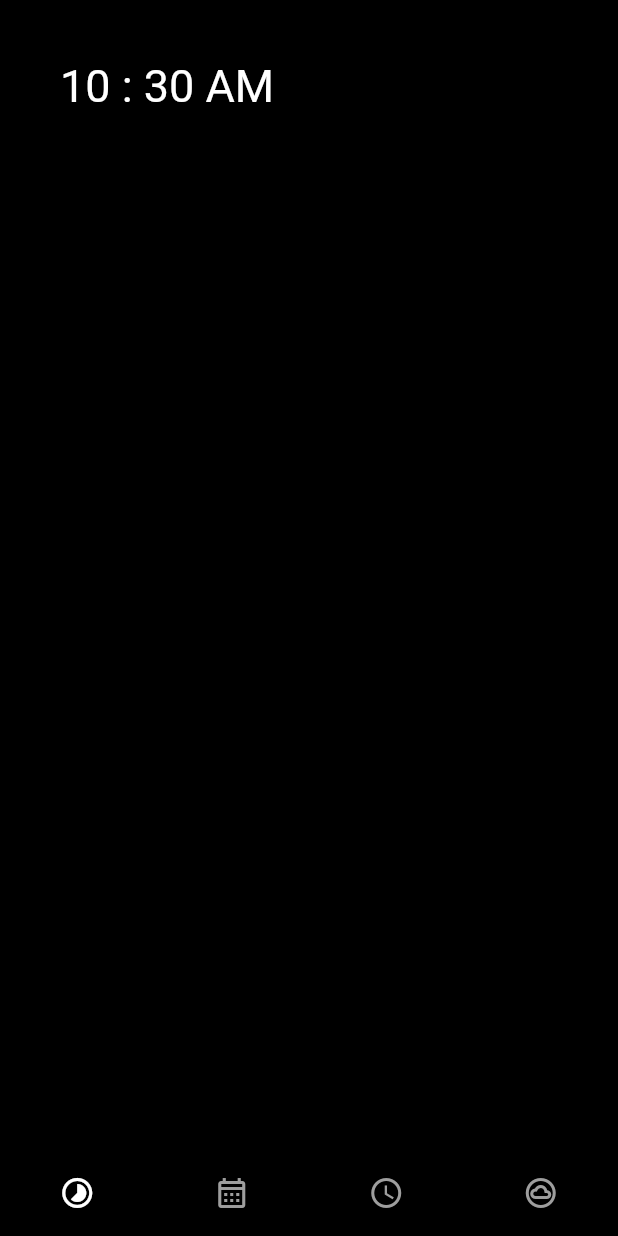
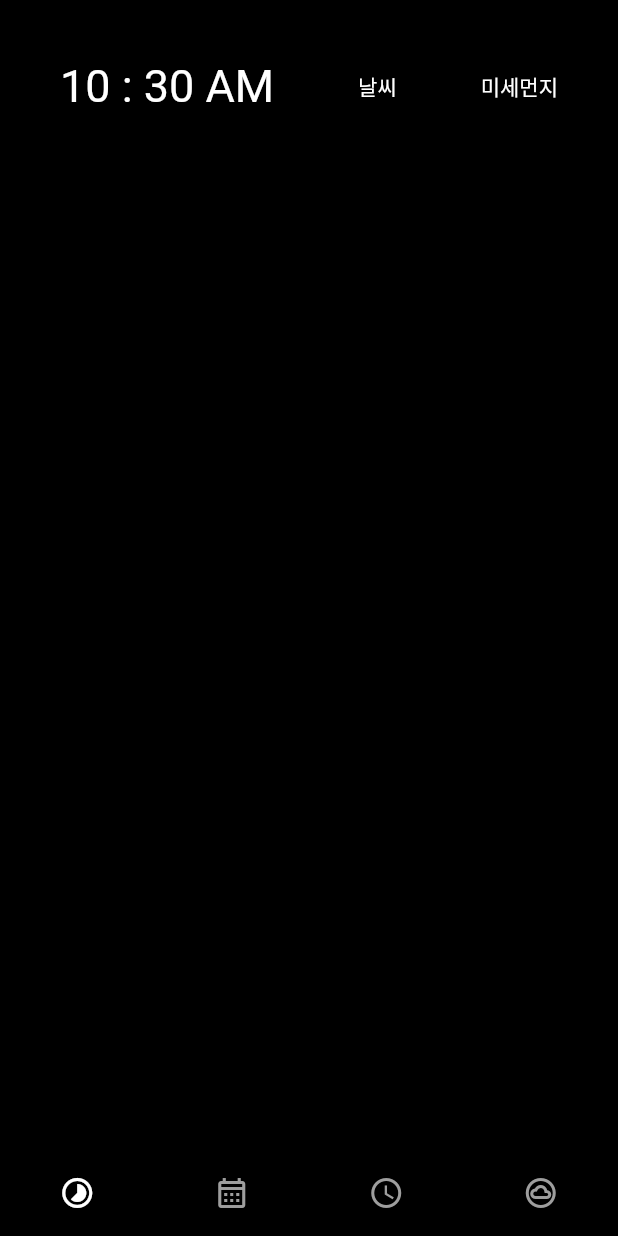
Before and after one commit to songsh927/SmartmirrorWeb, a Flutter app: the screen it shows after launch, on a phone screen of 412 x 824 dp. Run offline on Flutter 3.47's test engine with Material 2 defaults, Android fonts, the phone set to English and light mode, and no system bars; our stand-ins replace date_format, timer_builder.

Commit message:
리팩터링(페이지분리,스타일분리 22.03.08)

```diff
--- a/lib/main.dart
+++ b/lib/main.dart
@@ -1,7 +1,9 @@
 import 'package:flutter/material.dart';
-import 'package:timer_builder/timer_builder.dart';
-import 'package:date_format/date_format.dart';
-import 'package:intl/intl.dart';
+import 'package:smartmirror_webview/mirror.dart';
+
+import 'calendar.dart';
+import 'controller.dart';
+import 'schedule.dart';
 
 void main() {
   runApp(const MyApp());
@@ -37,61 +39,10 @@ class _MyHomePageState extends State<MyHomePage> {
   Widget build(BuildContext context) {
     return Scaffold(
       body: [
-        //mainPage
-        Container(
-          padding: EdgeInsets.all(40),
-          width: double.infinity,
-          height: double.infinity,
-          color: Colors.black,
-          child: TimerBuilder.periodic(
-            const Duration(seconds: 1),
-            builder: (context) {
-              return Text(
-                formatDate(DateTime.now(), [hh, ' : ', nn, ' ', am]),
-                style: const TextStyle(
-                    fontSize: 30,
-                    fontWeight: FontWeight.w400,
-                    color: Colors.white),
-              );
-            },
-          ),
-        ),
-        //calendar
-        Container(
-          padding: EdgeInsets.all(40),
-          width: double.infinity,
-          height: double.infinity,
-          color: Colors.black,
-          child: Text('Calendar',
-              style: TextStyle(
-                  fontSize: 30,
-                  fontWeight: FontWeight.w400,
-                  color: Colors.white)),
-        ),
-        //schedule
-        Container(
-          padding: EdgeInsets.all(40),
-          width: double.infinity,
-          height: double.infinity,
-          color: Colors.black,
-          child: Text('Schedule',
-              style: TextStyle(
-                  fontSize: 30,
-                  fontWeight: FontWeight.w400,
-                  color: Colors.white)),
-        ),
-        //Controller
-        Container(
-          padding: EdgeInsets.all(40),
-          width: double.infinity,
-          height: double.infinity,
-          color: Colors.black,
-          child: Text('Controller',
-              style: TextStyle(
-                  fontSize: 30,
-                  fontWeight: FontWeight.w400,
-                  color: Colors.white)),
-        ),
+        mirror(),
+        calendar(),
+        schedule(),
+        controller(),
       ][tab],
       //
       bottomNavigationBar: BottomNavigationBar(
@@ -99,8 +50,6 @@ class _MyHomePageState extends State<MyHomePage> {
         showSelectedLabels: false,
         showUnselectedLabels: false,
         backgroundColor: Colors.black,
-        //unselectedItemColor: Colors.grey,
-        //selectedItemColor: Colors.white,
         items: [
           BottomNavigationBarItem(
             icon: Icon(
--- /dev/null
+++ b/lib/mirror.dart
@@ -0,0 +1,45 @@
+import 'package:flutter/material.dart';
+import 'package:timer_builder/timer_builder.dart';
+import 'package:date_format/date_format.dart';
+
+class mirror extends StatefulWidget {
+  const mirror({Key? key}) : super(key: key);
+
+  @override
+  _mirrorState createState() => _mirrorState();
+}
+
+class _mirrorState extends State<mirror> {
+  @override
+  Widget build(BuildContext context) {
+    return Container(
+      alignment: Alignment.topCenter,
+      padding: EdgeInsets.all(40),
+      width: double.infinity,
+      height: double.infinity,
+      color: Colors.black,
+      child: Row(mainAxisAlignment: MainAxisAlignment.spaceBetween, children: [
+        TimerBuilder.periodic(
+          const Duration(seconds: 1),
+          builder: (context) {
+            return Text(
+              formatDate(DateTime.now(), [hh, ' : ', nn, ' ', am]),
+              style: const TextStyle(
+                  fontSize: 30,
+                  fontWeight: FontWeight.w400,
+                  color: Colors.white),
+            );
+          },
+        ),
+        Text(
+          '날씨',
+          style: TextStyle(color: Colors.white),
+        ),
+        Text(
+          '미세먼지',
+          style: TextStyle(color: Colors.white),
+        )
+      ]),
+    );
+  }
+}
--- /dev/null
+++ b/lib/style.dart
@@ -0,0 +1,4 @@
+import 'package:flutter/material.dart';
+
+var theme =
+    ThemeData(textTheme: TextTheme(bodyText1: TextStyle(color: Colors.white)));
```
Also changed, not shown: lib/calendar.dart (added, +23 -0 lines), lib/controller.dart (added, +23 -0 lines), lib/schedule.dart (added, +23 -0 lines).
